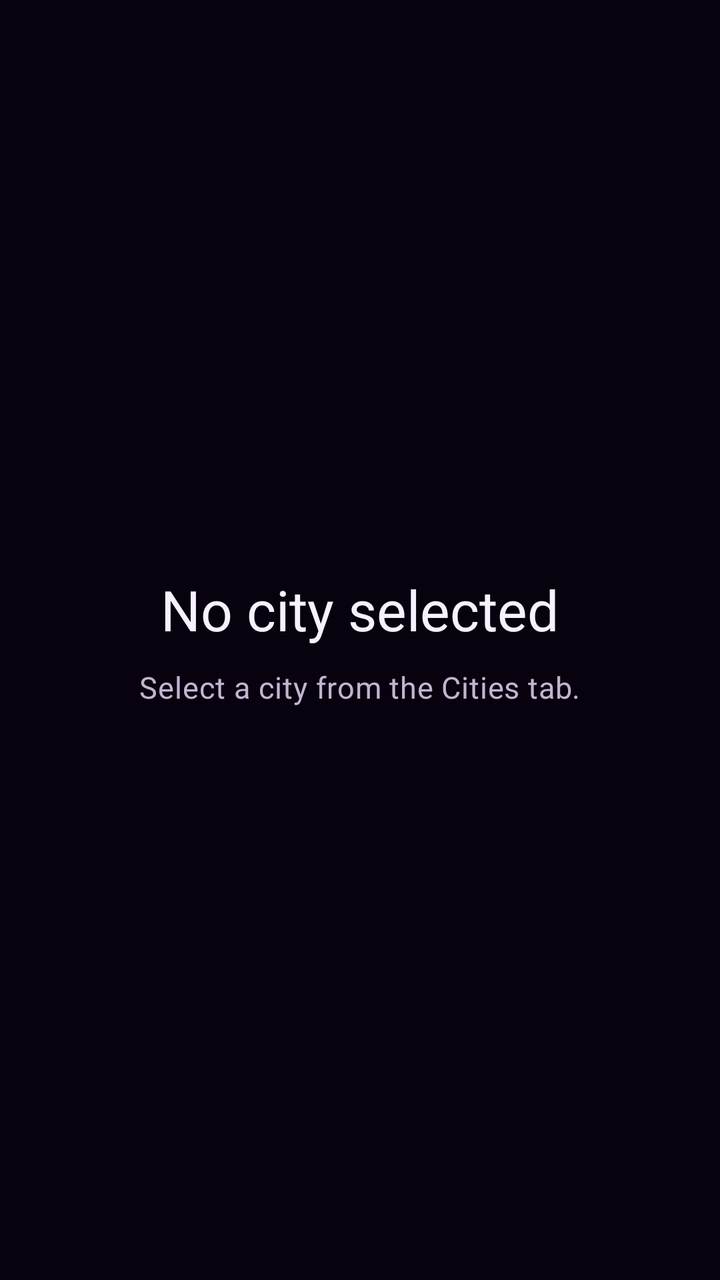
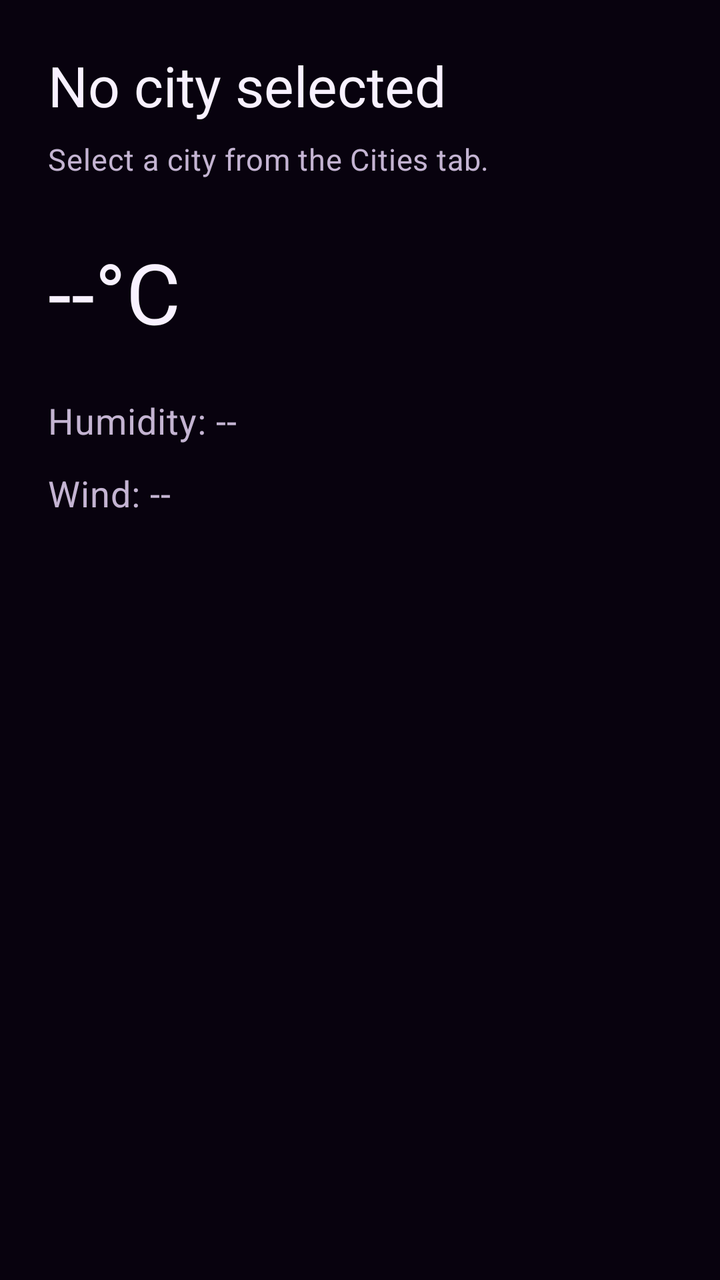

Before-and-after screenshots of an Android layout around one commit, followed by the original layout XML and the change that was made.
<!-- AndroidManifest.xml: application theme Theme.WeatherTrio -->
<!-- res/layout/fragment_details.xml -->
<?xml version="1.0" encoding="utf-8"?>
<LinearLayout
    xmlns:android="http://schemas.android.com/apk/res/android"
    android:layout_width="match_parent"
    android:layout_height="match_parent"
    android:background="@color/background_main"
    android:gravity="center"
    android:orientation="vertical"
    android:padding="24dp">

    <TextView
        android:id="@+id/textCityName"
        android:layout_width="wrap_content"
        android:layout_height="wrap_content"
        android:text="@string/details_no_city"
        android:textAppearance="@style/TextAppearance.WeatherTrio.Headline" />

    <TextView
        android:id="@+id/textWeatherSummary"
        android:layout_width="wrap_content"
        android:layout_height="wrap_content"
        android:layout_marginTop="10dp"
        android:text="@string/details_select_city"
        android:textAppearance="@style/TextAppearance.WeatherTrio.Body" />

</LinearLayout>
<!-- resources referenced by this layout -->
<resources>
  <color name="background_main">#08020E</color>
  <string name="details_no_city">No city selected</string>
  <string name="details_select_city">Select a city from the Cities tab.</string>
  <style name="TextAppearance.WeatherTrio.Body" parent="TextAppearance.Material3.BodyMedium">
  
          <item name="android:textColor">@color/text_secondary</item>
          <item name="android:textSize">15sp</item>
          <item name="android:fontFamily">sans-serif</item>
  
      </style>
  <style name="TextAppearance.WeatherTrio.Headline" parent="TextAppearance.Material3.HeadlineMedium">
  
          <item name="android:textColor">@color/text_primary</item>
          <item name="android:textSize">28sp</item>
          <item name="android:fontFamily">sans-serif-medium</item>
  
      </style>
  <style name="Theme.WeatherTrio" parent="Theme.Material3.Dark.NoActionBar">
  
          <item name="colorPrimary">@color/primary</item>
          <item name="colorOnPrimary">@color/text_primary</item>
  
          <item name="colorSecondary">@color/secondary</item>
          <item name="colorOnSecondary">@color/background_main</item>
  
          <item name="colorSurface">@color/surface</item>
          <item name="colorOnSurface">@color/text_primary</item>
  
          <item name="android:colorBackground">@color/background_main</item>
          <item name="android:windowBackground">@color/background_main</item>
  
          <item name="textAppearanceHeadlineMedium">@style/TextAppearance.WeatherTrio.Headline</item>
          <item name="textAppearanceBodyMedium">@style/TextAppearance.WeatherTrio.Body</item>
  
      </style>
  <color name="text_secondary">#C4B4D2</color>
  <color name="text_primary">#F8F1FF</color>
  <color name="primary">#9A35FF</color>
  <color name="secondary">#00D4FF</color>
  <color name="surface">#181020</color>
</resources>

<!-- the commit's change to res/layout/fragment_details.xml (unified diff, before → after) -->
@@ -1,26 +1,59 @@
 <?xml version="1.0" encoding="utf-8"?>
-<LinearLayout
+<ScrollView
     xmlns:android="http://schemas.android.com/apk/res/android"
     android:layout_width="match_parent"
     android:layout_height="match_parent"
     android:background="@color/background_main"
-    android:gravity="center"
-    android:orientation="vertical"
-    android:padding="24dp">
+    android:fillViewport="true">
 
-    <TextView
-        android:id="@+id/textCityName"
-        android:layout_width="wrap_content"
+    <LinearLayout
+        android:layout_width="match_parent"
         android:layout_height="wrap_content"
-        android:text="@string/details_no_city"
-        android:textAppearance="@style/TextAppearance.WeatherTrio.Headline" />
+        android:orientation="vertical"
+        android:padding="24dp">
 
-    <TextView
-        android:id="@+id/textWeatherSummary"
-        android:layout_width="wrap_content"
-        android:layout_height="wrap_content"
-        android:layout_marginTop="10dp"
-        android:text="@string/details_select_city"
-        android:textAppearance="@style/TextAppearance.WeatherTrio.Body" />
+        <TextView
+            android:id="@+id/textCityName"
+            android:layout_width="wrap_content"
+            android:layout_height="wrap_content"
+            android:text="@string/details_no_city"
+            android:textAppearance="@style/TextAppearance.WeatherTrio.Headline" />
 
-</LinearLayout>
+        <TextView
+            android:id="@+id/textCondition"
+            android:layout_width="wrap_content"
+            android:layout_height="wrap_content"
+            android:layout_marginTop="8dp"
+            android:text="@string/details_select_city"
+            android:textAppearance="@style/TextAppearance.WeatherTrio.Body" />
+
+        <TextView
+            android:id="@+id/textTemperature"
+            android:layout_width="wrap_content"
+            android:layout_height="wrap_content"
+            android:layout_marginTop="28dp"
+            android:text="@string/details_temperature_placeholder"
+            android:textAppearance="@style/TextAppearance.WeatherTrio.Headline"
+            android:textSize="42sp" />
+
+        <TextView
+            android:id="@+id/textHumidity"
+            android:layout_width="wrap_content"
+            android:layout_height="wrap_content"
+            android:layout_marginTop="24dp"
+            android:text="@string/details_humidity_placeholder"
+            android:textAppearance="@style/TextAppearance.WeatherTrio.Body"
+            android:textSize="18sp" />
+
+        <TextView
+            android:id="@+id/textWind"
+            android:layout_width="wrap_content"
+            android:layout_height="wrap_content"
+            android:layout_marginTop="12dp"
+            android:text="@string/details_wind_placeholder"
+            android:textAppearance="@style/TextAppearance.WeatherTrio.Body"
+            android:textSize="18sp" />
+
+    </LinearLayout>
+
+</ScrollView>
<!-- resource entries referenced after the edit -->
@@ -1,8 +1,11 @@
 <!-- resources referenced by this layout -->
 <resources>
   <color name="background_main">#08020E</color>
+  <string name="details_humidity_placeholder">Humidity: --</string>
   <string name="details_no_city">No city selected</string>
   <string name="details_select_city">Select a city from the Cities tab.</string>
+  <string name="details_temperature_placeholder">--°C</string>
+  <string name="details_wind_placeholder">Wind: --</string>
   <style name="TextAppearance.WeatherTrio.Body" parent="TextAppearance.Material3.BodyMedium">
   
           <item name="android:textColor">@color/text_secondary</item>
